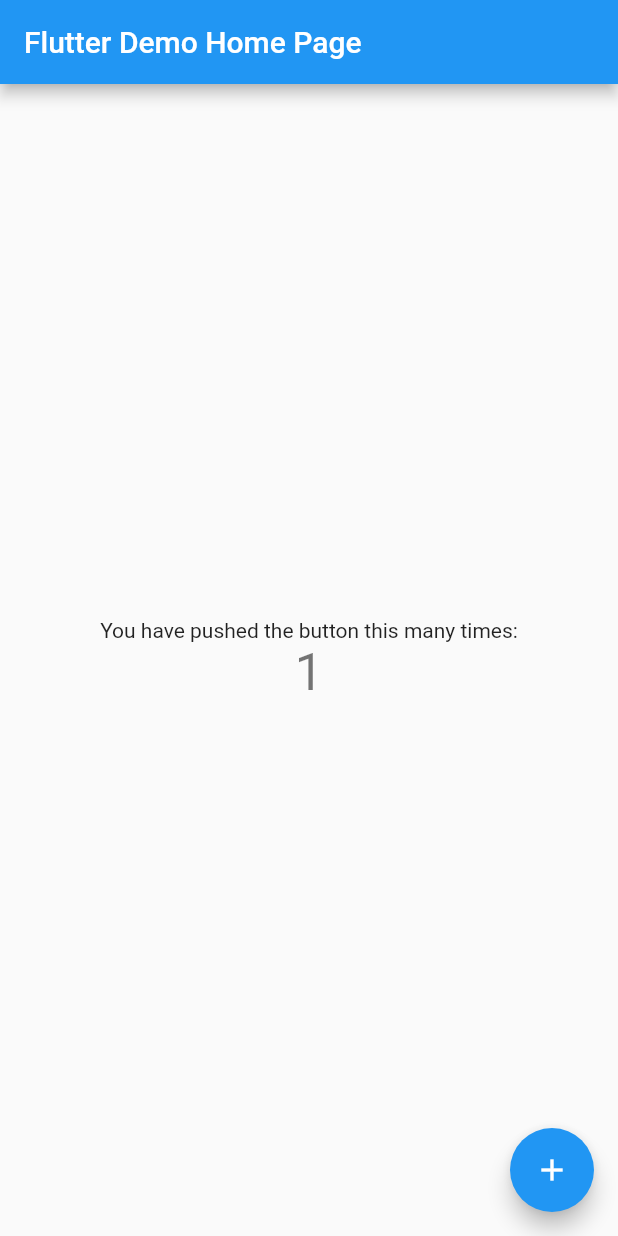
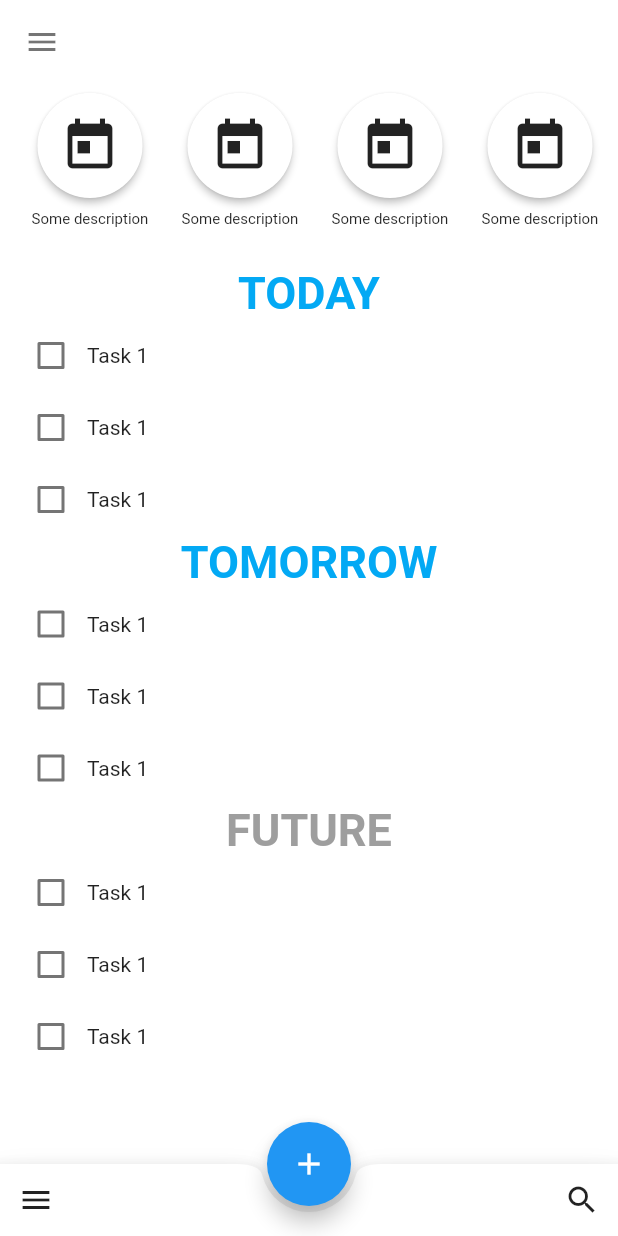
Before and after one commit to ak98neon/todo_flutter, a Flutter app: the screen it shows after launch, after a tap on the "add" icon, on a phone screen of 412 x 824 dp. Run offline on Flutter 3.47's test engine with Material 2 defaults, Android fonts, the phone set to English and light mode, and no system bars.

Commit message:
[Feature] TDa-1: Create sceleton of first page with habit and task

```diff
--- a/lib/main.dart
+++ b/lib/main.dart
@@ -1,111 +1,61 @@
 import 'package:flutter/material.dart';
+import 'package:todo_flutter/models/nav_drawer.dart';
+import 'package:todo_flutter/taskPage.dart';
 
-void main() => runApp(MyApp());
+void main() => runApp(TodoApp());
 
-class MyApp extends StatelessWidget {
+class TodoApp extends StatelessWidget {
   // This widget is the root of your application.
   @override
   Widget build(BuildContext context) {
     return MaterialApp(
-      title: 'Flutter Demo',
+      title: 'TodoApp',
       theme: ThemeData(
-        // This is the theme of your application.
-        //
-        // Try running your application with "flutter run". You'll see the
-        // application has a blue toolbar. Then, without quitting the app, try
-        // changing the primarySwatch below to Colors.green and then invoke
-        // "hot reload" (press "r" in the console where you ran "flutter run",
-        // or simply save your changes to "hot reload" in a Flutter IDE).
-        // Notice that the counter didn't reset back to zero; the application
-        // is not restarted.
-        primarySwatch: Colors.blue,
+        brightness: Brightness.light,
+        //Change your color here
+        accentColor: Colors.blue,
+        accentColorBrightness: Brightness.light,
+        backgroundColor: Colors.white,
       ),
-      home: MyHomePage(title: 'Flutter Demo Home Page'),
-    );
-  }
-}
-
-class MyHomePage extends StatefulWidget {
-  MyHomePage({Key key, this.title}) : super(key: key);
-
-  // This widget is the home page of your application. It is stateful, meaning
-  // that it has a State object (defined below) that contains fields that affect
-  // how it looks.
-
-  // This class is the configuration for the state. It holds the values (in this
-  // case the title) provided by the parent (in this case the App widget) and
-  // used by the build method of the State. Fields in a Widget subclass are
-  // always marked "final".
-
-  final String title;
-
-  @override
-  _MyHomePageState createState() => _MyHomePageState();
-}
-
-class _MyHomePageState extends State<MyHomePage> {
-  int _counter = 0;
-
-  void _incrementCounter() {
-    setState(() {
-      // This call to setState tells the Flutter framework that something has
-      // changed in this State, which causes it to rerun the build method below
-      // so that the display can reflect the updated values. If we changed
-      // _counter without calling setState(), then the build method would not be
-      // called again, and so nothing would appear to happen.
-      _counter++;
-    });
-  }
-
-  @override
-  Widget build(BuildContext context) {
-    // This method is rerun every time setState is called, for instance as done
-    // by the _incrementCounter method above.
-    //
-    // The Flutter framework has been optimized to make rerunning build methods
-    // fast, so that you can just rebuild anything that needs updating rather
-    // than having to individually change instances of widgets.
-    return Scaffold(
+      home: SafeArea(
+        child: Scaffold(
+            drawer: NavDrawer(),
             appBar: AppBar(
-        // Here we take the value from the MyHomePage object that was created by
-        // the App.build method, and use it to set our appbar title.
-        title: Text(widget.title),
+              backgroundColor: Colors.transparent,
+              elevation: 0.0,
+              leading: IconButton(
+                icon: Icon(Icons.menu),
+                color: Colors.black54,
+                onPressed: () => Scaffold.of(context).openDrawer(),
               ),
-      body: Center(
-        // Center is a layout widget. It takes a single child and positions it
-        // in the middle of the parent.
-        child: Column(
-          // Column is also a layout widget. It takes a list of children and
-          // arranges them vertically. By default, it sizes itself to fit its
-          // children horizontally, and tries to be as tall as its parent.
-          //
-          // Invoke "debug painting" (press "p" in the console, choose the
-          // "Toggle Debug Paint" action from the Flutter Inspector in Android
-          // Studio, or the "Toggle Debug Paint" command in Visual Studio Code)
-          // to see the wireframe for each widget.
-          //
-          // Column has various properties to control how it sizes itself and
-          // how it positions its children. Here we use mainAxisAlignment to
-          // center the children vertically; the main axis here is the vertical
-          // axis because Columns are vertical (the cross axis would be
-          // horizontal).
-          mainAxisAlignment: MainAxisAlignment.center,
+            ),
+            floatingActionButtonLocation:
+                FloatingActionButtonLocation.centerDocked,
+            floatingActionButton: FloatingActionButton(
+              child: const Icon(Icons.add),
+              onPressed: () {},
+            ),
+            bottomNavigationBar: BottomAppBar(
+              shape: CircularNotchedRectangle(),
+              notchMargin: 4.0,
+              child: new Row(
+                mainAxisSize: MainAxisSize.max,
+                mainAxisAlignment: MainAxisAlignment.spaceBetween,
                 children: <Widget>[
-            Text(
-              'You have pushed the button this many times:',
+                  IconButton(
+                    icon: Icon(Icons.menu),
+                    onPressed: () {},
                   ),
-            Text(
-              '$_counter',
-              style: Theme.of(context).textTheme.display1,
+                  IconButton(
+                    icon: Icon(Icons.search),
+                    onPressed: () {},
                   ),
                 ],
               ),
             ),
-      floatingActionButton: FloatingActionButton(
-        onPressed: _incrementCounter,
-        tooltip: 'Increment',
-        child: Icon(Icons.add),
-      ), // This trailing comma makes auto-formatting nicer for build methods.
+            backgroundColor: Colors.white,
+            body: TaskPage()),
+      ),
     );
   }
 }
--- /dev/null
+++ b/lib/models/habit.dart
@@ -0,0 +1,7 @@
+class Habit {
+  String id;
+  String name;
+  String description;
+
+  Habit({this.id, this.name, this.description});
+}
--- /dev/null
+++ b/lib/models/nav_drawer.dart
@@ -0,0 +1,50 @@
+import 'package:flutter/material.dart';
+
+class NavDrawer extends StatelessWidget {
+  @override
+  Widget build(BuildContext context) {
+    return Drawer(
+      child: ListView(
+        padding: EdgeInsets.zero,
+        children: <Widget>[
+          DrawerHeader(
+            child: Text(
+              'Side menu',
+              style: TextStyle(color: Colors.white, fontSize: 25),
+            ),
+            decoration: BoxDecoration(
+                color: Colors.green,
+                image: DecorationImage(
+                    fit: BoxFit.fill,
+                    image: AssetImage('assets/images/cover.jpg'))),
+          ),
+          ListTile(
+            leading: Icon(Icons.input),
+            title: Text('Welcome'),
+            onTap: () => {},
+          ),
+          ListTile(
+            leading: Icon(Icons.verified_user),
+            title: Text('Profile'),
+            onTap: () => {Navigator.of(context).pop()},
+          ),
+          ListTile(
+            leading: Icon(Icons.settings),
+            title: Text('Settings'),
+            onTap: () => {Navigator.of(context).pop()},
+          ),
+          ListTile(
+            leading: Icon(Icons.border_color),
+            title: Text('Feedback'),
+            onTap: () => {Navigator.of(context).pop()},
+          ),
+          ListTile(
+            leading: Icon(Icons.exit_to_app),
+            title: Text('Logout'),
+            onTap: () => {Navigator.of(context).pop()},
+          ),
+        ],
+      ),
+    );
+  }
+}
--- /dev/null
+++ b/lib/models/task.dart
@@ -0,0 +1,7 @@
+class Task {
+  String id;
+  String name;
+  String description;
+
+  Task({this.id, this.name, this.description});
+}
--- /dev/null
+++ b/lib/taskPage.dart
@@ -0,0 +1,147 @@
+import 'package:flutter/material.dart';
+
+class TaskPage extends StatelessWidget {
+  @override
+  Widget build(BuildContext context) {
+    return Column(
+      children: <Widget>[
+        HabitsRow(),
+        DaysList(),
+      ],
+    );
+  }
+}
+
+class HabitsRow extends StatelessWidget {
+  @override
+  Widget build(BuildContext context) {
+    return SingleChildScrollView(
+        padding: EdgeInsets.only(left: 10.0, bottom: 10.0, right: 10.0),
+        scrollDirection: Axis.horizontal,
+        child: Row(children: <Widget>[
+          HabitWidget(),
+          HabitWidget(),
+          HabitWidget(),
+          HabitWidget(),
+          HabitWidget(),
+          HabitWidget(),
+        ]));
+  }
+}
+
+class HabitWidget extends StatefulWidget {
+  @override
+  _HabitState createState() => _HabitState();
+}
+
+class _HabitState extends State<HabitWidget> {
+  @override
+  Widget build(BuildContext context) {
+    return Padding(
+      padding: const EdgeInsets.all(6.0),
+      child: Column(
+        children: <Widget>[
+          RawMaterialButton(
+            onPressed: () {},
+            elevation: 2.0,
+            fillColor: Colors.white,
+            child: Icon(
+              Icons.today,
+              size: 40.0,
+            ),
+            padding: EdgeInsets.all(15.0),
+            shape: CircleBorder(),
+          ),
+          Padding(
+            padding: const EdgeInsets.only(top: 8.0),
+            child: Text(
+              "Some description",
+              style: TextStyle(fontSize: 10.0),
+            ),
+          ),
+        ],
+      ),
+    );
+  }
+}
+
+class DaysList extends StatefulWidget {
+  @override
+  _DaysListState createState() => _DaysListState();
+}
+
+class _DaysListState extends State<DaysList> {
+  @override
+  Widget build(BuildContext context) {
+    return SingleChildScrollView(
+        padding: EdgeInsets.all(10.0),
+        scrollDirection: Axis.vertical,
+        child: Align(
+          alignment: Alignment.topLeft,
+          child: Column(
+              crossAxisAlignment: CrossAxisAlignment.start,
+              children: <Widget>[
+                DayWidget("TODAY", Colors.lightBlue),
+                DayWidget("TOMORROW", Colors.lightBlue),
+                DayWidget("FUTURE", Colors.grey),
+              ]),
+        ));
+  }
+}
+
+class DayWidget extends StatelessWidget {
+  final String text;
+  final MaterialColor color;
+
+
+  DayWidget(this.text, this.color);
+
+  @override
+  Widget build(BuildContext context) {
+    return Container(
+      child: Column(
+        children: <Widget>[
+          Text(
+            text,
+            style: TextStyle(
+              color: color,
+              fontSize: 30.0,
+              fontWeight: FontWeight.bold,
+            ),
+            textAlign: TextAlign.left,
+          ),
+          Column(
+            children: <Widget>[
+              TaskWidget(),
+              TaskWidget(),
+              TaskWidget(),
+            ],
+          )
+        ],
+      ),
+    );
+  }
+}
+
+class TaskWidget extends StatefulWidget {
+  @override
+  _TaskWidgetState createState() => _TaskWidgetState();
+}
+
+class _TaskWidgetState extends State<TaskWidget> {
+  @override
+  Widget build(BuildContext context) {
+    return Container(
+      child: Row(
+        children: <Widget>[
+          Checkbox(
+            value: false, onChanged: (bool value) {},
+          ),
+          Text(
+            "Task 1"
+          )
+        ],
+      ),
+    );
+  }
+}
--- a/pubspec.yaml
+++ b/pubspec.yaml
@@ -1,5 +1,5 @@
 name: todo_flutter
-description: Todo app, Habbits, Routine things
+description: Todo app, Habits, Routine things
 
 version: 1.0.0+1
 
```
Also changed, not shown: 1 other file. Lines whose indentation alone changed are shown as unchanged.
